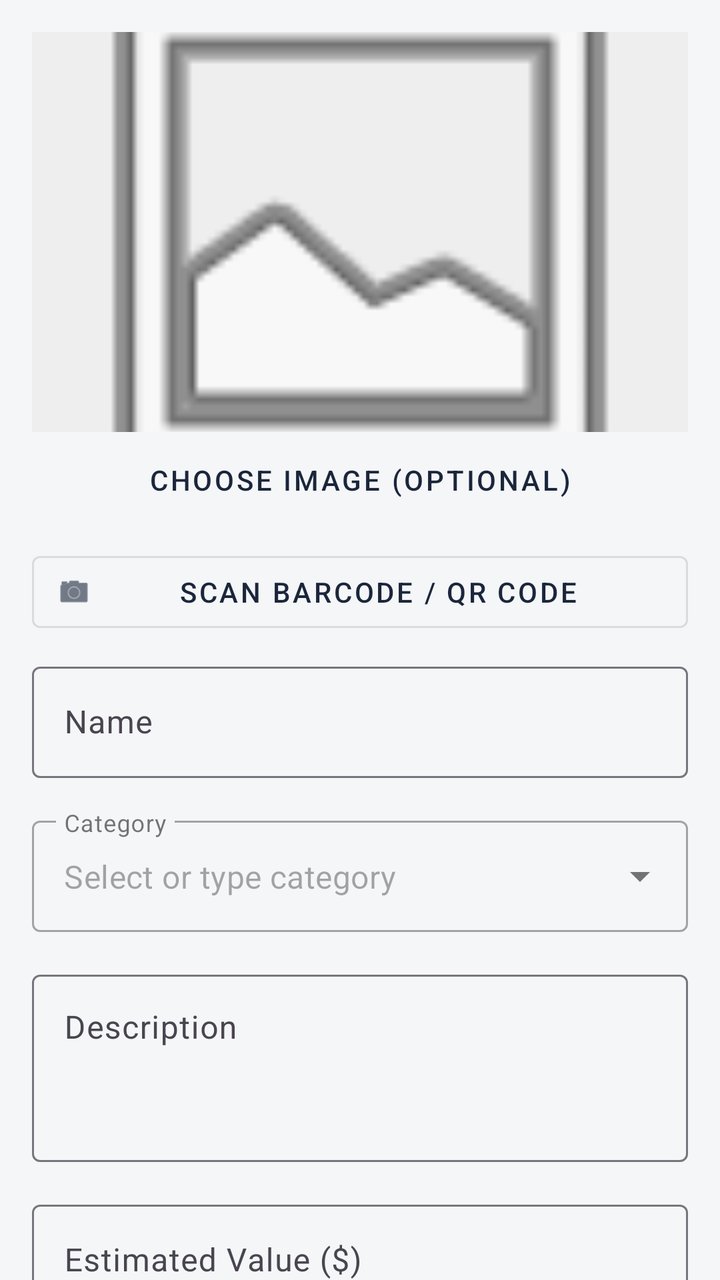
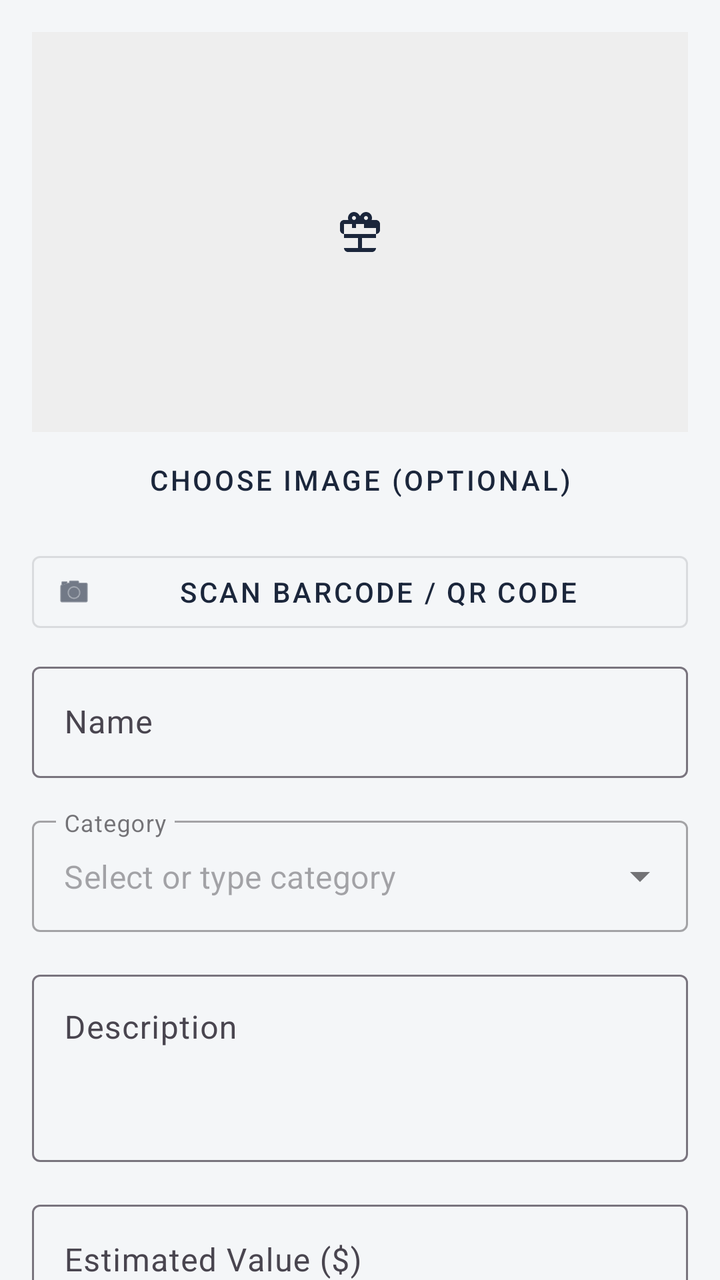

An Android layout rendered at two revisions. The XML below is the earlier revision; the diff shows what the commit changed to produce the second picture.
<!-- AndroidManifest.xml: application theme Theme.CollectorsTrackingApp -->
<!-- res/layout/fragment_second.xml -->
<?xml version="1.0" encoding="utf-8"?>
<androidx.core.widget.NestedScrollView xmlns:android="http://schemas.android.com/apk/res/android"
    xmlns:app="http://schemas.android.com/apk/res-auto"
    xmlns:tools="http://schemas.android.com/tools"
    android:layout_width="match_parent"
    android:layout_height="match_parent"
    tools:context=".SecondFragment">

    <androidx.constraintlayout.widget.ConstraintLayout
        android:layout_width="match_parent"
        android:layout_height="match_parent"
        android:padding="16dp">

        <ImageView
            android:id="@+id/imageViewPreview"
            android:layout_width="match_parent"
            android:layout_height="200dp"
            android:scaleType="centerCrop"
            android:src="@android:drawable/ic_menu_gallery"
            app:layout_constraintTop_toTopOf="parent"
            android:background="#EEEEEE" />

        <Button
            android:id="@+id/buttonSelectImage"
            style="@style/Widget.MaterialComponents.Button.TextButton"
            android:layout_width="wrap_content"
            android:layout_height="wrap_content"
            android:text="@string/choose_image"
            app:layout_constraintEnd_toEndOf="parent"
            app:layout_constraintStart_toStartOf="parent"
            app:layout_constraintTop_toBottomOf="@id/imageViewPreview" />

        <Button
            android:id="@+id/buttonScanCode"
            style="@style/Widget.MaterialComponents.Button.OutlinedButton.Icon"
            android:layout_width="match_parent"
            android:layout_height="wrap_content"
            android:layout_marginTop="8dp"
            android:text="@string/scan_barcode"
            app:icon="@android:drawable/ic_menu_camera"
            app:layout_constraintTop_toBottomOf="@id/buttonSelectImage" />

        <com.google.android.material.textfield.TextInputLayout
            android:id="@+id/layoutName"
            android:layout_width="match_parent"
            android:layout_height="wrap_content"
            android:layout_marginTop="8dp"
            android:hint="@string/name_label"
            app:layout_constraintTop_toBottomOf="@id/buttonScanCode">

            <com.google.android.material.textfield.TextInputEditText
                android:id="@+id/editTextName"
                android:layout_width="match_parent"
                android:layout_height="wrap_content" />
        </com.google.android.material.textfield.TextInputLayout>

        <com.google.android.material.textfield.TextInputLayout
            android:id="@+id/layoutCategory"
            style="@style/Widget.MaterialComponents.TextInputLayout.OutlinedBox.ExposedDropdownMenu"
            android:layout_width="match_parent"
            android:layout_height="wrap_content"
            android:layout_marginTop="16dp"
            android:hint="@string/category_label"
            app:expandedHintEnabled="false"
            app:layout_constraintTop_toBottomOf="@id/layoutName">

            <AutoCompleteTextView
                android:id="@+id/autoCompleteCategory"
                android:layout_width="match_parent"
                android:layout_height="wrap_content"
                android:completionThreshold="0"
                android:hint="@string/category_hint"
                android:inputType="text" />
        </com.google.android.material.textfield.TextInputLayout>

        <com.google.android.material.textfield.TextInputLayout
            android:id="@+id/layoutDescription"
            android:layout_width="match_parent"
            android:layout_height="wrap_content"
            android:layout_marginTop="16dp"
            android:hint="@string/description_label"
            app:layout_constraintTop_toBottomOf="@id/layoutCategory">

            <com.google.android.material.textfield.TextInputEditText
                android:id="@+id/editTextDescription"
                android:layout_width="match_parent"
                android:layout_height="wrap_content"
                android:gravity="top"
                android:inputType="textMultiLine"
                android:minLines="3" />
        </com.google.android.material.textfield.TextInputLayout>

        <com.google.android.material.textfield.TextInputLayout
            android:id="@+id/layoutEstimatedValue"
            android:layout_width="match_parent"
            android:layout_height="wrap_content"
            android:layout_marginTop="16dp"
            android:hint="@string/estimated_value_hint"
            app:layout_constraintTop_toBottomOf="@id/layoutDescription">

            <com.google.android.material.textfield.TextInputEditText
                android:id="@+id/editTextEstimatedValue"
                android:layout_width="match_parent"
                android:layout_height="wrap_content"
                android:inputType="numberDecimal" />
        </com.google.android.material.textfield.TextInputLayout>

        <com.google.android.material.textfield.TextInputLayout
            android:id="@+id/layoutTags"
            android:layout_width="match_parent"
            android:layout_height="wrap_content"
            android:layout_marginTop="16dp"
            android:hint="@string/tags_hint"
            app:layout_constraintTop_toBottomOf="@id/layoutEstimatedValue">

            <com.google.android.material.textfield.TextInputEditText
                android:id="@+id/editTextTags"
                android:layout_width="match_parent"
                android:layout_height="wrap_content"
                android:inputType="text" />
        </com.google.android.material.textfield.TextInputLayout>

        <com.google.android.material.switchmaterial.SwitchMaterial
            android:id="@+id/switchWishlist"
            android:layout_width="match_parent"
            android:layout_height="wrap_content"
            android:layout_marginTop="16dp"
            android:text="@string/add_to_wishlist"
            app:layout_constraintTop_toBottomOf="@id/layoutTags" />

        <Button
            android:id="@+id/button_save"
            android:layout_width="0dp"
            android:layout_height="wrap_content"
            android:layout_marginTop="32dp"
            android:text="@string/save"
            app:layout_constraintEnd_toStartOf="@+id/button_delete"
            app:layout_constraintHorizontal_bias="0.5"
            app:layout_constraintStart_toStartOf="parent"
            app:layout_constraintTop_toBottomOf="@id/switchWishlist" />

        <Button
            android:id="@+id/button_delete"
            style="@style/Widget.MaterialComponents.Button.TextButton"
            android:layout_width="0dp"
            android:layout_height="wrap_content"
            android:text="@string/delete"
            android:textColor="@android:color/holo_red_dark"
            android:visibility="gone"
            app:layout_constraintBottom_toBottomOf="@+id/button_save"
            app:layout_constraintEnd_toEndOf="parent"
            app:layout_constraintHorizontal_bias="0.5"
            app:layout_constraintStart_toEndOf="@+id/button_save"
            app:layout_constraintTop_toTopOf="@+id/button_save"
            tools:visibility="visible" />

        <Button
            android:id="@+id/button_back"
            style="@style/Widget.MaterialComponents.Button.OutlinedButton"
            android:layout_width="match_parent"
            android:layout_height="wrap_content"
            android:layout_marginTop="8dp"
            android:text="@string/back_to_collection"
            app:layout_constraintTop_toBottomOf="@id/button_save" />

    </androidx.constraintlayout.widget.ConstraintLayout>
</androidx.core.widget.NestedScrollView>
<!-- resources referenced by this layout -->
<resources>
  <string name="add_to_wishlist">Add to Wishlist (Want List)</string>
  <string name="back_to_collection">Back to My Collection</string>
  <string name="category_hint">Select or type category</string>
  <string name="category_label">Category</string>
  <string name="choose_image">Choose Image (Optional)</string>
  <string name="delete">Delete</string>
  <string name="description_label">Description</string>
  <string name="estimated_value_hint">Estimated Value ($)</string>
  <string name="name_label">Name</string>
  <string name="save">Save</string>
  <string name="scan_barcode">Scan Barcode / QR Code</string>
  <string name="tags_hint">Tags (comma separated, e.g. rare, signed)</string>
  <style name="Theme.CollectorsTrackingApp" parent="Base.Theme.CollectorsTrackingApp" />
  <style name="Base.Theme.CollectorsTrackingApp" parent="Theme.Material3.DayNight.NoActionBar">
          <item name="colorPrimary">@color/navy_primary</item>
          <item name="colorPrimaryVariant">@color/navy_dark</item>
          <item name="colorSecondary">@color/navy_accent</item>
          <item name="android:colorBackground">@color/app_background</item>
          <item name="colorSurface">@color/white</item>
      </style>
  <color name="navy_primary">#1B263B</color>
  <color name="navy_dark">#0D1B2A</color>
  <color name="navy_accent">#415A77</color>
  <color name="app_background">#F4F6F8</color>
  <color name="white">#FFFFFFFF</color>
</resources>

<!-- the commit's change to res/layout/fragment_second.xml (unified diff, before → after) -->
@@ -15,8 +15,8 @@
             android:id="@+id/imageViewPreview"
             android:layout_width="match_parent"
             android:layout_height="200dp"
-            android:scaleType="centerCrop"
-            android:src="@android:drawable/ic_menu_gallery"
+            android:scaleType="center"
+            android:src="@drawable/ic_collectible_placeholder"
             app:layout_constraintTop_toTopOf="parent"
             android:background="#EEEEEE" />
 
<!-- resource entries referenced after the edit -->
@@ -1,5 +1,15 @@
 <!-- resources referenced by this layout -->
 <resources>
+  <!-- drawable ic_collectible_placeholder (drawable) -->
+  <vector xmlns:android="http://schemas.android.com/apk/res/android"
+      android:width="24dp"
+      android:height="24dp"
+      android:viewportWidth="24"
+      android:viewportHeight="24">
+    <path
+        android:fillColor="#1B263B"
+        android:pathData="M20,6h-2.18c0.11,-0.31 0.18,-0.65 0.18,-1c0,-1.66 -1.34,-3 -3,-3c-1.05,0 -1.96,0.54 -2.5,1.35l-0.5,0.67l-0.5,-0.68C10.96,2.54 10.05,2 9,2C7.34,2 6,3.34 6,5c0,0.35 0.07,0.69 0.18,1H4C2.9,6 2,6.9 2,8v3c0,1.1 0.9,2 2,2v7c0,1.1 0.9,2 2,2h12c1.1,0 2,-0.9 2,-2v-7c1.1,0 2,-0.9 2,-2V8C22,6.9 21.1,6 20,6zM9,4c0.55,0 1,0.45 1,1s-0.45,1 -1,1s-1,-0.45 -1,-1s0.45,-1 1,-1zM15,4c0.55,0 1,0.45 1,1s-0.45,1 -1,1s-1,-0.45 -1,-1s0.45,-1 1,-1zM4,8h4v2H4V8zM10,8h4v2h-4V8zM20,8h-4v2h4V8zM4,20v-5h7v5H4zM13,20v-5h7v5H13zM20,13H4v-3h16V13z"/>
+  </vector>
   <string name="add_to_wishlist">Add to Wishlist (Want List)</string>
   <string name="back_to_collection">Back to My Collection</string>
   <string name="category_hint">Select or type category</string>
